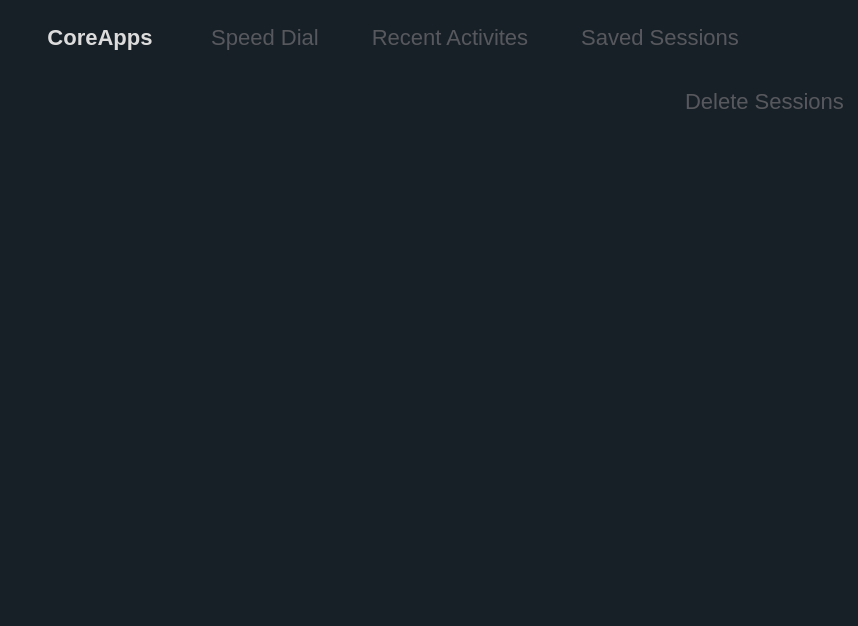
This is app/start/start.ui in rahmanshaber/corebox as Qt 5 draws it before an edit. The edited form follows.
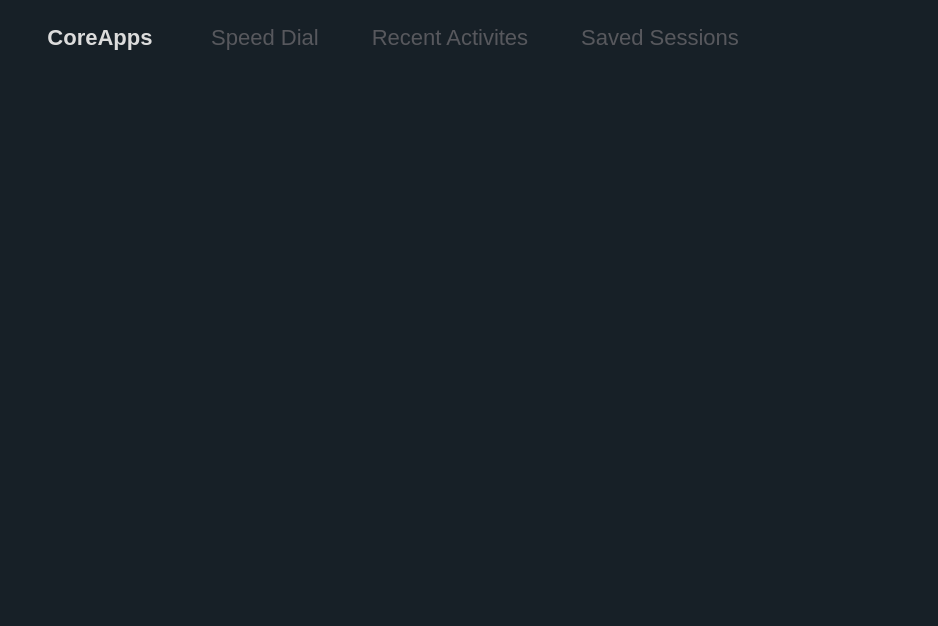
This is the edited form. The open tabs and pages were chosen to show the change. Icons and pictures are not drawn. Custom widgets are drawn as their Qt base class.

Diff of the .ui file:
```diff
--- a/app/start/start.ui
+++ b/app/start/start.ui
@@ -6,7 +6,7 @@
    <rect>
     <x>0</x>
     <y>0</y>
-    <width>858</width>
+    <width>887</width>
     <height>626</height>
    </rect>
   </property>
@@ -214,6 +214,45 @@
         </property>
        </spacer>
       </item>
+      <item>
+       <widget class="QPushButton" name="rClearActivity">
+        <property name="text">
+         <string/>
+        </property>
+        <property name="icon">
+         <iconset resource="../icons.qrc">
+          <normaloff>:/icons/trash_w.svg</normaloff>:/icons/trash_w.svg</iconset>
+        </property>
+        <property name="iconSize">
+         <size>
+          <width>22</width>
+          <height>22</height>
+         </size>
+        </property>
+       </widget>
+      </item>
+      <item>
+       <widget class="QPushButton" name="rDeleteSession">
+        <property name="font">
+         <font>
+          <pointsize>-1</pointsize>
+         </font>
+        </property>
+        <property name="text">
+         <string/>
+        </property>
+        <property name="icon">
+         <iconset resource="../icons.qrc">
+          <normaloff>:/icons/trash_w.svg</normaloff>:/icons/trash_w.svg</iconset>
+        </property>
+        <property name="iconSize">
+         <size>
+          <width>22</width>
+          <height>22</height>
+         </size>
+        </property>
+       </widget>
+      </item>
      </layout>
     </widget>
    </item>
@@ -655,35 +694,9 @@
        <property name="leftMargin">
         <number>45</number>
        </property>
-       <item>
-        <layout class="QHBoxLayout" name="horizontalLayout_2">
-         <item>
-          <spacer name="horizontalSpacer">
-           <property name="orientation">
-            <enum>Qt::Horizontal</enum>
-           </property>
-           <property name="sizeHint" stdset="0">
-            <size>
-             <width>40</width>
-             <height>20</height>
-            </size>
-           </property>
-          </spacer>
-         </item>
-         <item>
-          <widget class="QPushButton" name="rDeleteSession">
-           <property name="font">
-            <font>
-             <pointsize>-1</pointsize>
-            </font>
-           </property>
-           <property name="text">
-            <string>Delete Sessions</string>
-           </property>
-          </widget>
-         </item>
-        </layout>
-       </item>
+       <property name="bottomMargin">
+        <number>10</number>
+       </property>
        <item>
         <widget class="QTreeWidget" name="sessionsList">
          <property name="focusPolicy">
```
Left out of the diff: 26 changed lines with no effect on the pictures.
